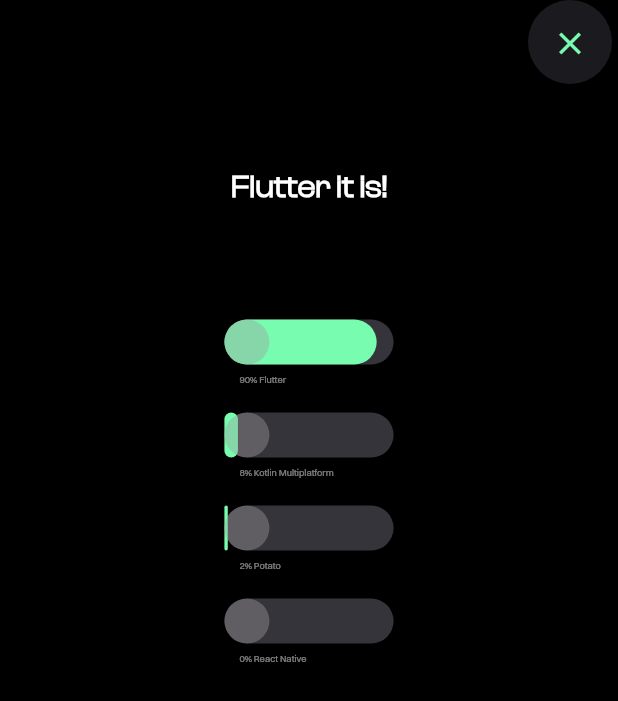
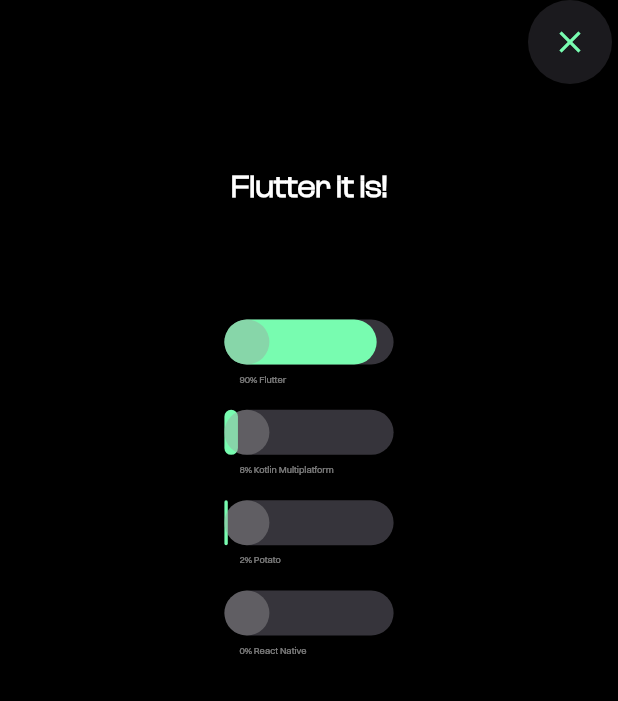
Before and after one commit to Snapp-X/Framework_quiz, a Flutter app: the ResultsScreen screen opened by its route, on a phone screen of 412 x 824 dp. Shown: the top 701 px of the screen. Run offline on Flutter 3.47's test engine with Material 2 defaults, Android fonts, the phone set to English and light mode, and no system bars; drawn by our look-alikes of percent_indicator; our stand-ins replace flutter_riverpod, go_router, shared_preferences; accounts and stored records are empty.

Commit message:
small fix

```diff
--- a/lib/screens/results_screen.dart
+++ b/lib/screens/results_screen.dart
@@ -38,7 +38,6 @@
               },
               icon: Icon(
                 Icons.close,
-                size: screenHeight * 0.03,
                 color: Color(0xFF78FCB0),
               ),
             ),
@@ -117,8 +116,8 @@
                             ),
                           ),
                           subtitle: Padding(
-                            padding:
-                                const EdgeInsets.only(bottom: 10, left: 20),
+                            padding: EdgeInsets.only(
+                                bottom: screenHeight * 0.01, left: 20),
                             child: Text(
                               entries[index].key,
                               style: Theme.of(context).textTheme.bodyMedium,
```
